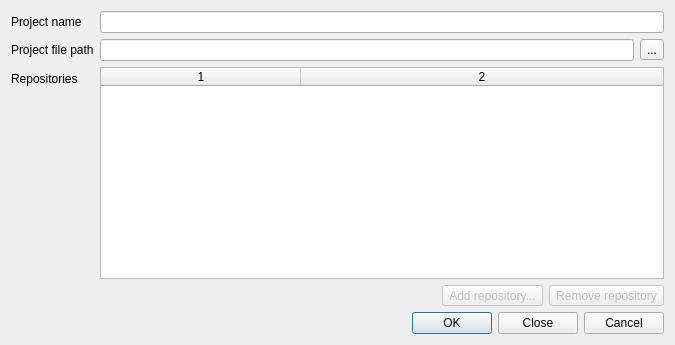
This is src/projectsettingsdialog.ui in feelx88/git-qui as Qt 5 draws it before an edit. The edited form follows.
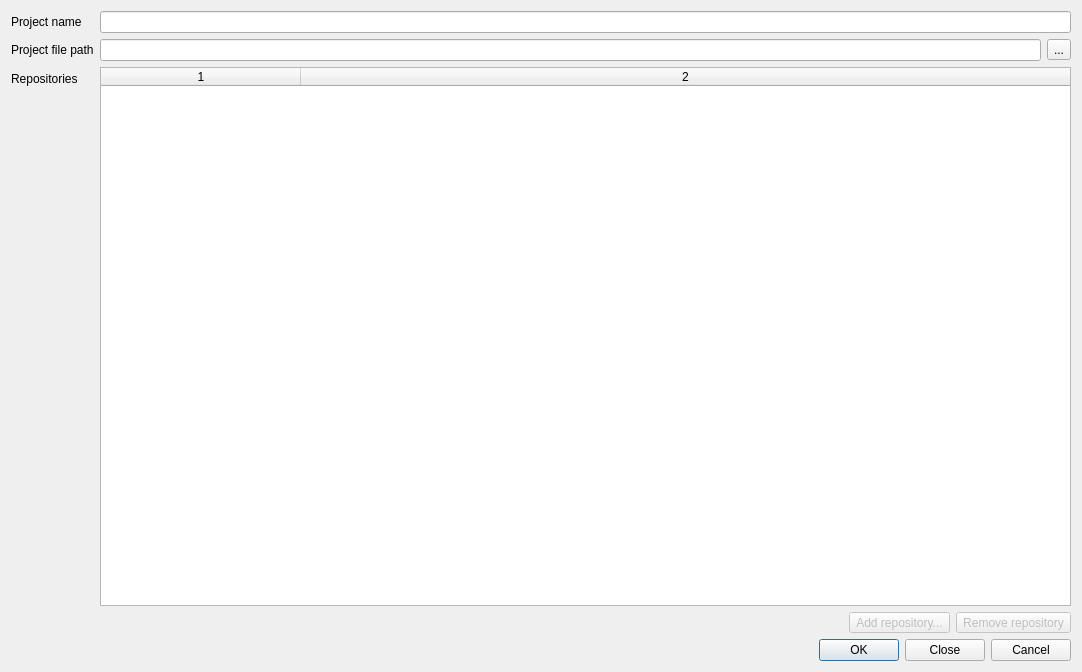
This is the edited form.

Commit message: Resized some dialogs.

Diff of the .ui file:
```diff
--- a/src/projectsettingsdialog.ui
+++ b/src/projectsettingsdialog.ui
@@ -6,8 +6,8 @@
    <rect>
     <x>0</x>
     <y>0</y>
-    <width>675</width>
-    <height>345</height>
+    <width>1082</width>
+    <height>672</height>
    </rect>
   </property>
   <property name="sizePolicy">
@@ -20,67 +20,8 @@
    <string>Project settings</string>
   </property>
   <layout class="QFormLayout" name="formLayout">
-   <item row="1" column="0">
-    <widget class="QLabel" name="label">
-     <property name="text">
-      <string>Project name</string>
-     </property>
-    </widget>
-   </item>
-   <item row="1" column="1">
-    <widget class="QLineEdit" name="projectNameEdit"/>
-   </item>
-   <item row="2" column="0">
-    <widget class="QLabel" name="label_2">
-     <property name="text">
-      <string>Project file path</string>
-     </property>
-    </widget>
-   </item>
-   <item row="2" column="1">
-    <layout class="QHBoxLayout" name="horizontalLayout">
-     <item>
-      <widget class="QLineEdit" name="projectPathEdit"/>
-     </item>
-     <item>
-      <widget class="QToolButton" name="projectPathChooseButton">
-       <property name="text">
-        <string>...</string>
-       </property>
-      </widget>
-     </item>
-    </layout>
-   </item>
-   <item row="3" column="0">
-    <widget class="QLabel" name="label_3">
-     <property name="text">
-      <string>Repositories</string>
-     </property>
-    </widget>
-   </item>
    <item row="3" column="1">
     <layout class="QVBoxLayout" name="verticalLayout">
-     <item>
-      <widget class="QTableWidget" name="repositoryTable">
-       <property name="selectionMode">
-        <enum>QAbstractItemView::SingleSelection</enum>
-       </property>
-       <property name="selectionBehavior">
-        <enum>QAbstractItemView::SelectRows</enum>
-       </property>
-       <property name="columnCount">
-        <number>2</number>
-       </property>
-       <attribute name="horizontalHeaderDefaultSectionSize">
-        <number>200</number>
-       </attribute>
-       <attribute name="horizontalHeaderStretchLastSection">
-        <bool>true</bool>
-       </attribute>
-       <column/>
-       <column/>
-      </widget>
-     </item>
      <item>
       <layout class="QHBoxLayout" name="horizontalLayout_2">
        <item>
@@ -130,6 +71,65 @@
      </property>
     </widget>
    </item>
+   <item row="0" column="0">
+    <widget class="QLabel" name="label">
+     <property name="text">
+      <string>Project name</string>
+     </property>
+    </widget>
+   </item>
+   <item row="0" column="1">
+    <widget class="QLineEdit" name="projectNameEdit"/>
+   </item>
+   <item row="1" column="0">
+    <widget class="QLabel" name="label_2">
+     <property name="text">
+      <string>Project file path</string>
+     </property>
+    </widget>
+   </item>
+   <item row="1" column="1">
+    <layout class="QHBoxLayout" name="horizontalLayout">
+     <item>
+      <widget class="QLineEdit" name="projectPathEdit"/>
+     </item>
+     <item>
+      <widget class="QToolButton" name="projectPathChooseButton">
+       <property name="text">
+        <string>...</string>
+       </property>
+      </widget>
+     </item>
+    </layout>
+   </item>
+   <item row="2" column="0">
+    <widget class="QLabel" name="label_3">
+     <property name="text">
+      <string>Repositories</string>
+     </property>
+    </widget>
+   </item>
+   <item row="2" column="1">
+    <widget class="QTableWidget" name="repositoryTable">
+     <property name="selectionMode">
+      <enum>QAbstractItemView::SingleSelection</enum>
+     </property>
+     <property name="selectionBehavior">
+      <enum>QAbstractItemView::SelectRows</enum>
+     </property>
+     <property name="columnCount">
+      <number>2</number>
+     </property>
+     <attribute name="horizontalHeaderDefaultSectionSize">
+      <number>200</number>
+     </attribute>
+     <attribute name="horizontalHeaderStretchLastSection">
+      <bool>true</bool>
+     </attribute>
+     <column/>
+     <column/>
+    </widget>
+   </item>
   </layout>
  </widget>
  <resources/>
```
The commit also changes 1 other file.
